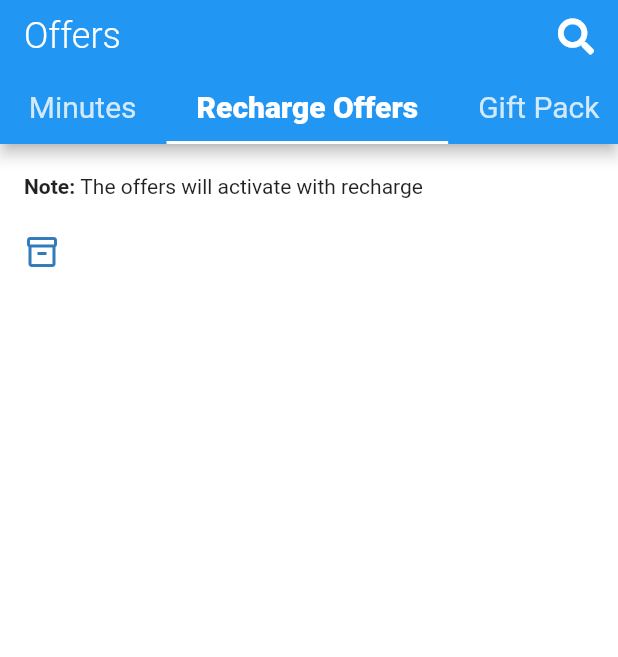
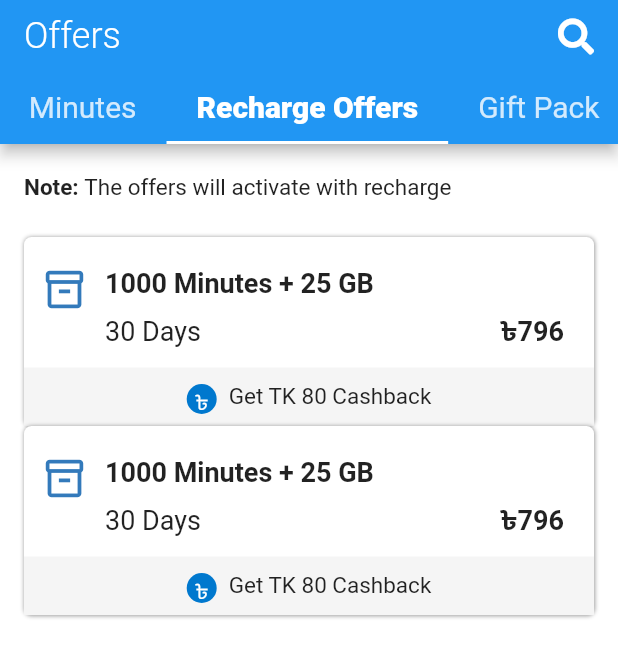
Before and after one commit to mdkamrulislam-web/my_gp_app_remake, a Flutter app: the screen it shows after launch, tab 3 chosen, on a phone screen of 412 x 824 dp. Shown: the top 657 px of the screen. Run offline on Flutter 3.47's test engine with Material 2 defaults, Android fonts, the phone set to English and light mode, and no system bars; our stand-ins replace font_awesome_flutter; Roboto replaces fonts that are missing (FS Joey Regular).

Commit message:
3rd Commit - 12th October

```diff
--- /dev/null
+++ b/lib/bundlecard.dart
@@ -0,0 +1,129 @@
+import 'package:flutter/material.dart';
+import 'package:font_awesome_flutter/font_awesome_flutter.dart';
+
+class PackageCard extends StatelessWidget {
+  const PackageCard({
+    Key? key,
+  }) : super(key: key);
+
+  @override
+  Widget build(BuildContext context) {
+    return Padding(
+      padding: const EdgeInsets.only(left: 16, right: 16),
+      child: Container(
+        decoration: BoxDecoration(
+          borderRadius: BorderRadius.circular(5),
+          color: Colors.white,
+          boxShadow: const [
+            BoxShadow(
+              color: Colors.grey,
+              offset: Offset(0.25, 0.5), //(x,y)
+              blurRadius: 1.5, // spreadRadius: 1.0, //extend the shadow
+            )
+          ],
+        ),
+        child: Padding(
+          padding: const EdgeInsets.only(top: 20),
+          child: Column(
+            children: [
+              Row(
+                crossAxisAlignment: CrossAxisAlignment.start,
+                children: [
+                  Padding(
+                    padding: const EdgeInsets.only(left: 12),
+                    child: FaIcon(
+                      Icons.inventory_2_outlined,
+                      color: Color.fromRGBO(51, 122, 187, 1),
+                      size: 30,
+                    ),
+                  ),
+                  Padding(
+                    padding: const EdgeInsets.only(left: 12.0),
+                    child: Text(
+                      '1000 Minutes + 25 GB',
+                      style: TextStyle(
+                        fontWeight: FontWeight.w600,
+                        fontSize: 18,
+                      ),
+                    ),
+                  ),
+                ],
+              ),
+              Padding(
+                padding: const EdgeInsets.only(left: 54, right: 20, bottom: 12),
+                child: Row(
+                  mainAxisAlignment: MainAxisAlignment.spaceBetween,
+                  children: [
+                    Text(
+                      '30 Days',
+                      style: TextStyle(
+                        fontSize: 18,
+                      ),
+                    ),
+                    Text(
+                      '৳796',
+                      style: TextStyle(
+                        fontSize: 18,
+                        fontWeight: FontWeight.w600,
+                      ),
+                    ),
+                  ],
+                ),
+              ),
+              Row(
+                children: [
+                  Expanded(
+                    child: Container(
+                      color: Color.fromRGBO(245, 245, 245, 1),
+                      child: Padding(
+                        padding: const EdgeInsets.only(top: 8, bottom: 8),
+                        child: Center(
+                          child: Row(
+                            mainAxisAlignment: MainAxisAlignment.center,
+                            crossAxisAlignment: CrossAxisAlignment.center,
+                            children: [
+                              Padding(
+                                padding:
+                                    const EdgeInsets.only(top: 3.0, right: 8),
+                                child: Container(
+                                  height: 20,
+                                  width: 20,
+                                  decoration: BoxDecoration(
+                                    color: Color.fromRGBO(0, 120, 206, 1),
+                                    shape: BoxShape.circle,
+                                  ),
+                                  child: Center(
+                                    child: Padding(
+                                      padding: const EdgeInsets.only(top: 2.0),
+                                      child: Text(
+                                        '৳',
+                                        style: TextStyle(
+                                          color: Colors.white,
+                                          fontSize: 14,
+                                        ),
+                                      ),
+                                    ),
+                                  ),
+                                ),
+                              ),
+                              Text(
+                                'Get TK 80 Cashback',
+                                style: TextStyle(
+                                  fontSize: 15,
+                                ),
+                              ),
+                            ],
+                          ),
+                        ),
+                      ),
+                    ),
+                  ),
+                ],
+              ),
+            ],
+          ),
+        ),
+      ),
+    );
+  }
+}
--- a/lib/main.dart
+++ b/lib/main.dart
@@ -1,5 +1,6 @@
 import 'package:flutter/material.dart';
 import 'package:font_awesome_flutter/font_awesome_flutter.dart';
+import 'bundlecard.dart';
 
 void main() {
   runApp(const MyApp());
@@ -52,7 +53,6 @@ class _MyHomePageState extends State<MyHomePage> {
                 indicatorColor: Colors.white,
                 unselectedLabelStyle: const TextStyle(
                   fontWeight: FontWeight.w400,
-                  fontFamily: 'FS Joey Regular',
                 ),
                 tabs: const [
                   Padding(
@@ -162,37 +162,22 @@ class _MyHomePageState extends State<MyHomePage> {
                           'Note: ',
                           style: TextStyle(
                             fontWeight: FontWeight.w700,
+                            fontSize: 15,
                           ),
                         ),
                         Text(
                           'The offers will activate with recharge',
+                          style: TextStyle(
+                            fontSize: 15,
+                          ),
                         ),
                       ],
                     ),
                   ),
-                  Padding(
-                    padding: const EdgeInsets.only(left: 16, right: 16),
-                    child: Expanded(
-                      child: Container(
-                        decoration: new BoxDecoration(
-                          boxShadow: [
-                            BoxShadow(
-                              color: Colors.white,
-                              spreadRadius: 5.0, //extend the shadow
-                            )
-                          ],
-                        ),
-                        child: Row(
-                          children: const [
-                            FaIcon(
-                              Icons.inventory_2_outlined,
-                              color: Color.fromRGBO(51, 122, 187, 1),
-                            ),
-                          ],
-                        ),
-                      ),
-                    ),
-                  ),
+                  PackageCard(),
+                  PackageCard(),
+
+                  // BundleCard(),
                 ],
               ),
             ),
```
